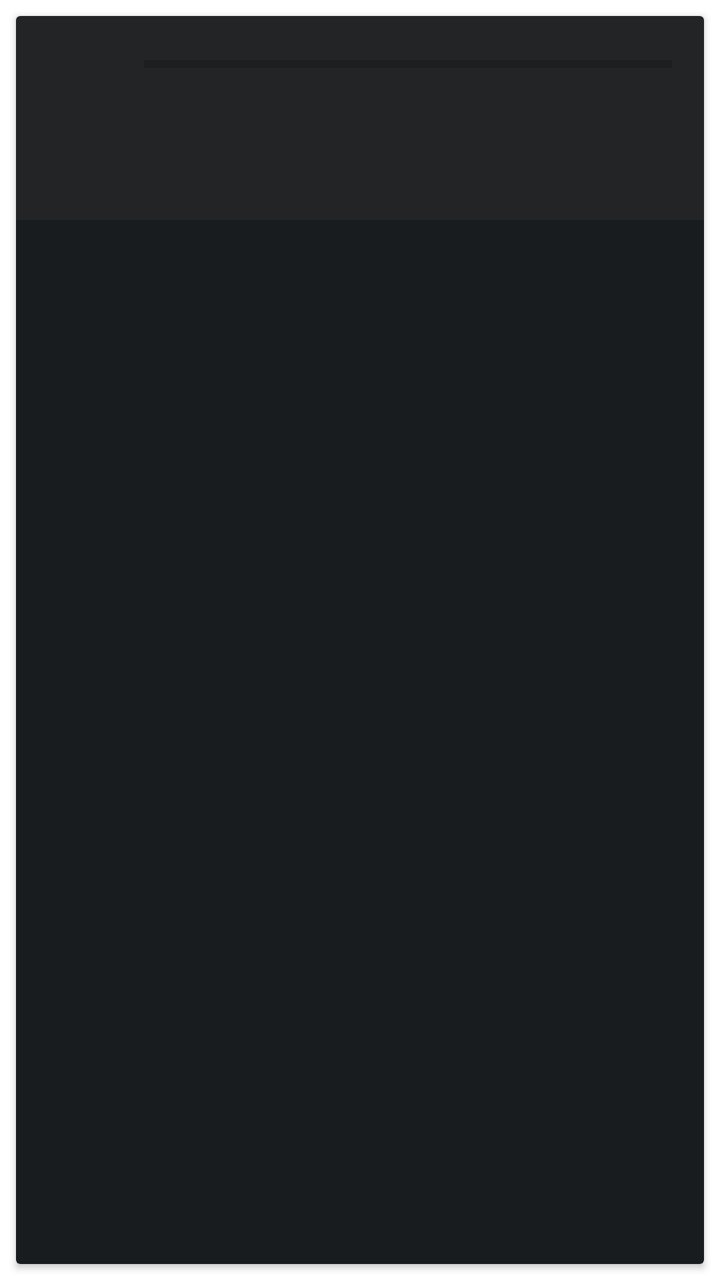
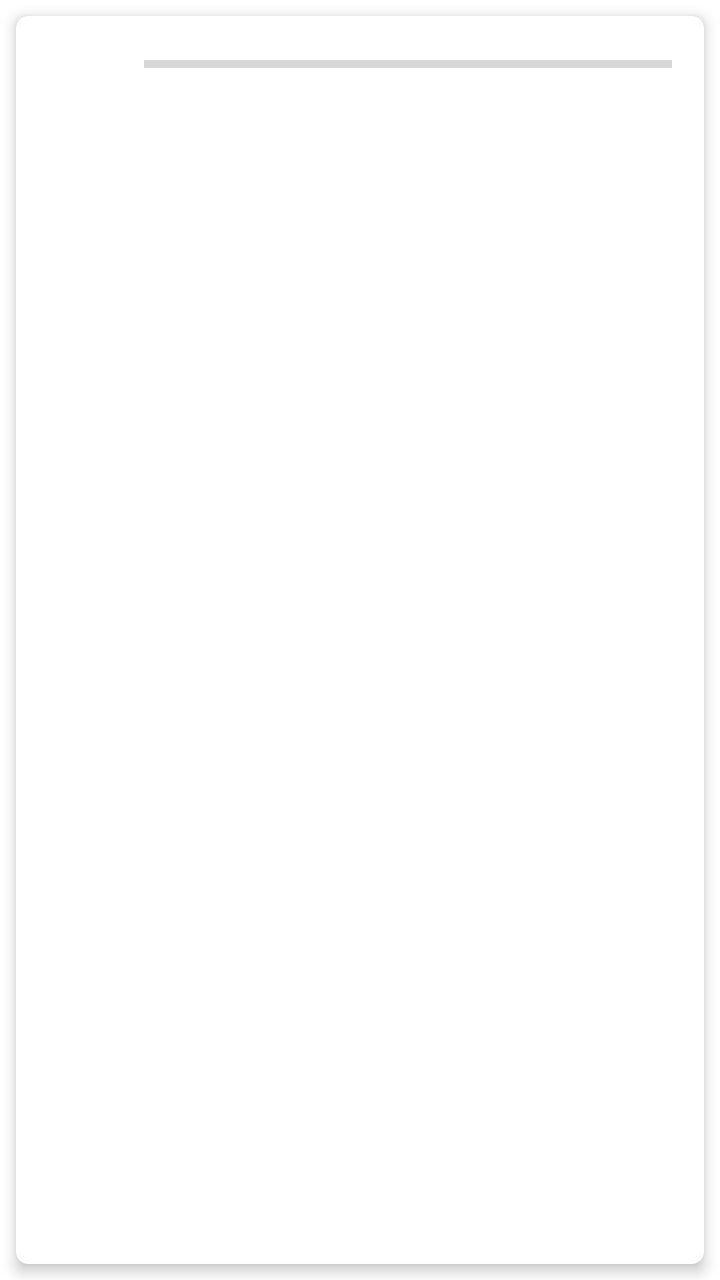

Compare the two renders of this Android layout. The source of the first and the diff that turns it into the second are given below.
<!-- AndroidManifest.xml: application theme Theme.Domotics -->
<!-- res/layout/devices_list_item.xml -->
<?xml version="1.0" encoding="utf-8"?>
<androidx.constraintlayout.widget.ConstraintLayout xmlns:android="http://schemas.android.com/apk/res/android"
    xmlns:app="http://schemas.android.com/apk/res-auto"
    xmlns:tools="http://schemas.android.com/tools"
    android:layout_width="match_parent"
    android:layout_height="wrap_content"
    android:onClick="sendCommand">

    <androidx.cardview.widget.CardView
        android:id="@+id/cardViewDevice"
        android:layout_width="match_parent"
        android:layout_height="match_parent"
        android:layout_marginStart="8dp"
        android:layout_marginTop="8dp"
        android:layout_marginEnd="8dp"
        android:layout_marginBottom="8dp"
        app:cardBackgroundColor="@color/material_dynamic_neutral10"
        app:layout_constraintBottom_toBottomOf="parent"
        app:layout_constraintEnd_toEndOf="parent"
        app:layout_constraintStart_toStartOf="parent"
        app:layout_constraintTop_toTopOf="parent">

        <androidx.constraintlayout.widget.ConstraintLayout
            android:layout_width="match_parent"
            android:layout_height="wrap_content"
            android:background="#187A7A7A">

            <ImageView
                android:id="@+id/imageViewDevice"
                android:layout_width="32dp"
                android:layout_height="0dp"
                android:layout_marginStart="16dp"
                android:layout_marginTop="16dp"
                android:layout_marginBottom="16dp"
                android:tint="@color/purple_200"
                app:layout_constraintBottom_toBottomOf="parent"
                app:layout_constraintStart_toStartOf="parent"
                app:layout_constraintTop_toTopOf="parent" />

            <ProgressBar
                android:id="@+id/progressBarDevice"
                style="?android:attr/progressBarStyleHorizontal"
                android:layout_width="0dp"
                android:layout_height="wrap_content"
                android:layout_marginStart="16dp"
                android:layout_marginEnd="16dp"
                android:max="100"
                app:layout_constraintEnd_toEndOf="parent"
                app:layout_constraintStart_toEndOf="@+id/imageViewDevice"
                app:layout_constraintTop_toTopOf="@+id/imageViewDevice" />

            <TextView
                android:id="@+id/textViewDeviceId"
                android:layout_width="0dp"
                android:layout_height="wrap_content"
                android:layout_marginStart="16dp"
                android:layout_marginTop="8dp"
                android:layout_marginEnd="16dp"
                android:layout_marginBottom="8dp"
                app:layout_constraintBottom_toTopOf="@+id/textViewDeviceState"
                app:layout_constraintEnd_toEndOf="parent"
                app:layout_constraintStart_toEndOf="@+id/imageViewDevice"
                app:layout_constraintTop_toBottomOf="@+id/progressBarDevice" />

            <TextView
                android:id="@+id/textViewDeviceState"
                android:layout_width="0dp"
                android:layout_height="wrap_content"
                android:layout_marginStart="16dp"
                android:layout_marginEnd="16dp"
                app:layout_constraintBottom_toBottomOf="@+id/imageViewDevice"
                app:layout_constraintEnd_toEndOf="parent"
                app:layout_constraintHorizontal_bias="1.0"
                app:layout_constraintStart_toEndOf="@+id/imageViewDevice" />

        </androidx.constraintlayout.widget.ConstraintLayout>
    </androidx.cardview.widget.CardView>

</androidx.constraintlayout.widget.ConstraintLayout>
<!-- resources referenced by this layout -->
<resources>
  <color name="purple_200">#FFBB86FC</color>
  <style name="Theme.Domotics" parent="Theme.MaterialComponents.DayNight.DarkActionBar">
          
          <item name="colorPrimary">@color/purple_500</item>
          <item name="colorPrimaryVariant">@color/purple_700</item>
          <item name="colorOnPrimary">@color/white</item>
          
          <item name="colorSecondary">@color/teal_200</item>
          <item name="colorSecondaryVariant">@color/teal_700</item>
          <item name="colorOnSecondary">@color/black</item>
          
          <item name="android:statusBarColor">?attr/colorPrimaryVariant</item>
          
      </style>
  <color name="purple_500">#FF6200EE</color>
  <color name="purple_700">#FF3700B3</color>
  <color name="white">#FFFFFFFF</color>
  <color name="teal_200">#FF03DAC5</color>
  <color name="teal_700">#FF018786</color>
  <color name="black">#FF000000</color>
</resources>

<!-- the commit's change to res/layout/devices_list_item.xml (unified diff, before → after) -->
@@ -14,7 +14,8 @@
         android:layout_marginTop="8dp"
         android:layout_marginEnd="8dp"
         android:layout_marginBottom="8dp"
-        app:cardBackgroundColor="@color/material_dynamic_neutral10"
+        app:cardCornerRadius="6dp"
+        app:cardElevation="4dp"
         app:layout_constraintBottom_toBottomOf="parent"
         app:layout_constraintEnd_toEndOf="parent"
         app:layout_constraintStart_toStartOf="parent"
@@ -22,8 +23,7 @@
 
         <androidx.constraintlayout.widget.ConstraintLayout
             android:layout_width="match_parent"
-            android:layout_height="wrap_content"
-            android:background="#187A7A7A">
+            android:layout_height="wrap_content">
 
             <ImageView
                 android:id="@+id/imageViewDevice"
